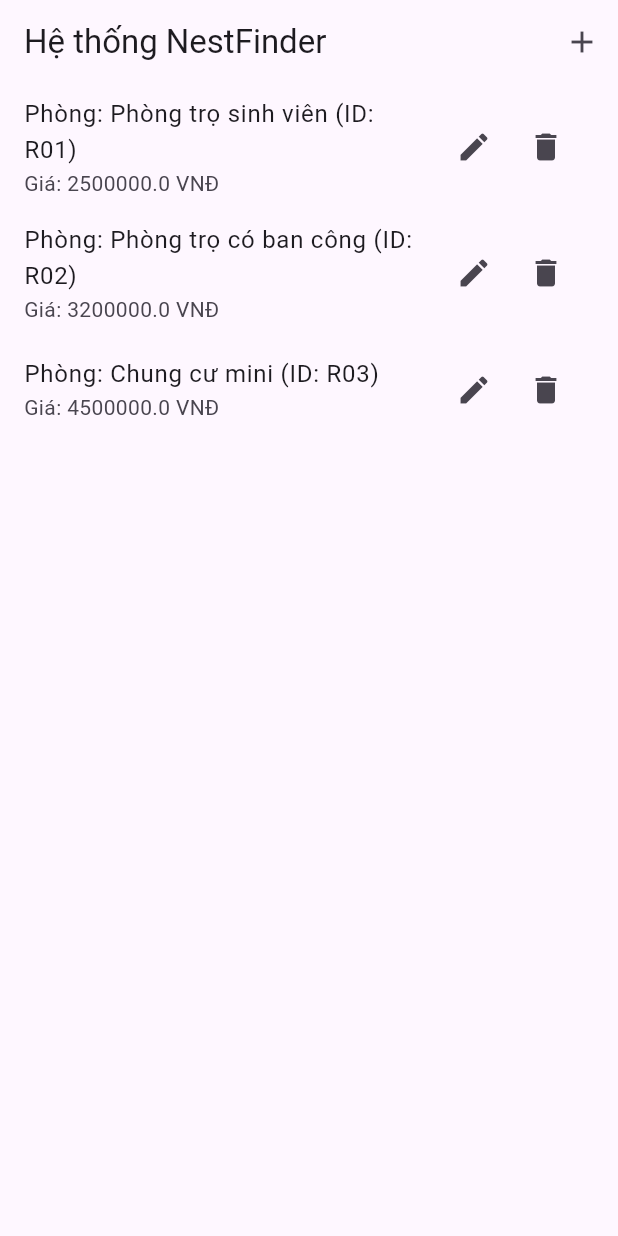
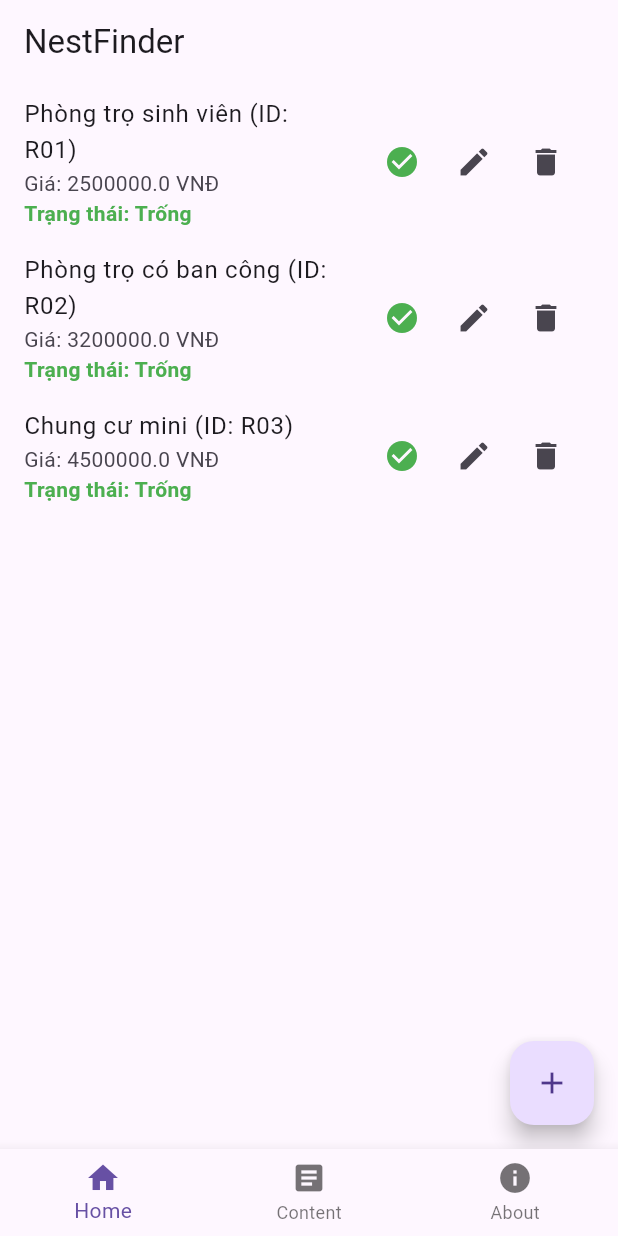
Before and after one commit to pth24022005/nestfinder-community-rental-system_Hai_Khanh_Son_5_2026, a Flutter app: the screen it shows after launch, on a phone screen of 412 x 824 dp. Run offline on Flutter 3.47's test engine with Material 3 defaults, Android fonts, the light colour scheme and no system bars.

Commit message:
Mô tả ngắn gọn nội dung code vừa viếtbai-tap-thuc-hanh-so-4

```diff
--- /dev/null
+++ b/lib/home_page.dart
@@ -0,0 +1,145 @@
+import 'package:flutter/material.dart';
+import 'room.dart';
+import 'list_room.dart';
+
+class HomePage extends StatefulWidget {
+  const HomePage({super.key});
+
+  @override
+  State<HomePage> createState() => _HomePageState();
+}
+
+class _HomePageState extends State<HomePage> {
+  final ListRoom roomManager = ListRoom();
+  final TextEditingController _idController = TextEditingController();
+  final TextEditingController _titleController = TextEditingController();
+  final TextEditingController _priceController = TextEditingController();
+
+  void _showRoomDialog({Room? room}) {
+    if (room != null) {
+      _idController.text = room.id;
+      _titleController.text = room.title;
+      _priceController.text = room.price.toString();
+    } else {
+      _idController.clear();
+      _titleController.clear();
+      _priceController.clear();
+    }
+
+    showDialog(
+      context: context,
+      builder: (context) => AlertDialog(
+        title: Text(room == null ? 'Thêm phòng' : 'Sửa phòng'),
+        content: Column(
+          mainAxisSize: MainAxisSize.min,
+          children: [
+            if (room == null)
+              TextField(
+                controller: _idController,
+                decoration: const InputDecoration(labelText: 'Mã ID'),
+              ),
+            TextField(
+              controller: _titleController,
+              decoration: const InputDecoration(labelText: 'Tên phòng'),
+            ),
+            TextField(
+              controller: _priceController,
+              decoration: const InputDecoration(labelText: 'Giá thuê'),
+              keyboardType: TextInputType.number,
+            ),
+          ],
+        ),
+        actions: [
+          TextButton(
+            onPressed: () => Navigator.pop(context),
+            child: const Text('Hủy'),
+          ),
+          TextButton(
+            onPressed: () {
+              setState(() {
+                if (room == null) {
+                  roomManager.addRoom(
+                    Room(
+                      id: _idController.text,
+                      title: _titleController.text,
+                      address: 'Chưa cập nhật',
+                      price: double.tryParse(_priceController.text) ?? 0,
+                      area: 0,
+                    ),
+                  );
+                } else {
+                  roomManager.editRoom(
+                    room.id,
+                    _titleController.text,
+                    double.tryParse(_priceController.text) ?? 0,
+                  );
+                }
+              });
+              Navigator.pop(context);
+            },
+            child: const Text('Lưu'),
+          ),
+        ],
+      ),
+    );
+  }
+
+  @override
+  Widget build(BuildContext context) {
+    final rooms = roomManager.getAllRooms();
+    return Scaffold(
+      appBar: AppBar(title: const Text('NestFinder')),
+      body: ListView.builder(
+        itemCount: rooms.length,
+        itemBuilder: (context, index) {
+          final room = rooms[index];
+          return ListTile(
+            title: Text('${room.title} (ID: ${room.id})'),
+            subtitle: Column(
+              crossAxisAlignment: CrossAxisAlignment.start,
+              children: [
+                Text('Giá: ${room.price} VNĐ'),
+                Text(
+                  room.isRented ? 'Trạng thái: Đã thuê' : 'Trạng thái: Trống',
+                  style: TextStyle(
+                    color: room.isRented ? Colors.red : Colors.green,
+                    fontWeight: FontWeight.bold,
+                  ),
+                ),
+              ],
+            ),
+            trailing: Row(
+              mainAxisSize: MainAxisSize.min,
+              children: [
+                IconButton(
+                  icon: Icon(room.isRented ? Icons.cancel : Icons.check_circle),
+                  color: room.isRented ? Colors.orange : Colors.green,
+                  tooltip: room.isRented ? 'Trả phòng' : 'Thuê phòng',
+                  onPressed: () {
+                    setState(() {
+                      room.isRented ? room.checkoutRoom() : room.rentRoom();
+                    });
+                  },
+                ),
+                IconButton(
+                  icon: const Icon(Icons.edit),
+                  onPressed: () => _showRoomDialog(room: room),
+                ),
+                IconButton(
+                  icon: const Icon(Icons.delete),
+                  onPressed: () =>
+                      setState(() => roomManager.deleteRoom(room.id)),
+                ),
+              ],
+            ),
+          );
+        },
+      ),
+      floatingActionButton: FloatingActionButton(
+        onPressed: () => _showRoomDialog(),
+        tooltip: 'Thêm phòng mới',
+        child: const Icon(Icons.add),
+      ),
+    );
+  }
+}
--- a/lib/main.dart
+++ b/lib/main.dart
@@ -1,6 +1,7 @@
 import 'package:flutter/material.dart';
-import 'room.dart';
-import 'list_room.dart';
+import 'home_page.dart';
+import 'content_page.dart';
+import 'about_page.dart';
 
 void main() {
   runApp(const MyApp());
@@ -11,142 +12,36 @@
 
   @override
   Widget build(BuildContext context) {
-    return const MaterialApp(title: 'NestFinder', home: MyHomePage());
+    return const MaterialApp(title: 'NestFinder', home: MainNavigator());
   }
 }
 
-class MyHomePage extends StatefulWidget {
-  const MyHomePage({super.key});
+class MainNavigator extends StatefulWidget {
+  const MainNavigator({super.key});
 
   @override
-  State<MyHomePage> createState() => _MyHomePageState();
+  State<MainNavigator> createState() => _MainNavigatorState();
 }
 
-class _MyHomePageState extends State<MyHomePage> {
-  final ListRoom roomManager = ListRoom();
+class _MainNavigatorState extends State<MainNavigator> {
+  int _currentIndexSelected = 0;
 
-  // Các biến điều khiển nhập liệu
-  final TextEditingController _idController = TextEditingController();
-  final TextEditingController _titleController = TextEditingController();
-  final TextEditingController _priceController = TextEditingController();
+  // Danh sách các trang đã được tách file
+  final List<Widget> _pages = const [HomePage(), ContentPage(), AboutPage()];
 
-  // Hàm hiển thị hộp thoại Thêm hoặc Sửa
-  void _showRoomDialog({Room? room}) {
-    // Nếu là sửa, nạp dữ liệu cũ vào ô nhập
-    if (room != null) {
-      _idController.text = room.id;
-      _titleController.text = room.title;
-      _priceController.text = room.price.toString();
-    } else {
-      _idController.clear();
-      _titleController.clear();
-      _priceController.clear();
-    }
-
-    showDialog(
-      context: context,
-      builder: (context) => AlertDialog(
-        title: Text(room == null ? 'Thêm phòng mới' : 'Sửa thông tin'),
-        content: Column(
-          mainAxisSize: MainAxisSize.min,
-          children: [
-            if (room == null)
-              TextField(
-                controller: _idController,
-                decoration: const InputDecoration(labelText: 'Mã ID'),
-              ),
-            TextField(
-              controller: _titleController,
-              decoration: const InputDecoration(labelText: 'Tên phòng'),
-            ),
-            TextField(
-              controller: _priceController,
-              decoration: const InputDecoration(labelText: 'Giá thuê'),
-              keyboardType: TextInputType.number,
-            ),
-          ],
-        ),
-        actions: [
-          TextButton(
-            onPressed: () => Navigator.pop(context),
-            child: const Text('Hủy'),
-          ),
-          TextButton(
-            onPressed: () {
-              setState(() {
-                if (room == null) {
-                  // Chức năng CREATE
-                  roomManager.addRoom(
-                    Room(
-                      id: _idController.text,
-                      title: _titleController.text,
-                      address: 'Địa chỉ mặc định',
-                      price: double.tryParse(_priceController.text) ?? 0.0,
-                      area: 20.0,
-                    ),
-                  );
-                } else {
-                  // Chức năng UPDATE
-                  roomManager.editRoom(
-                    room.id,
-                    _titleController.text,
-                    double.tryParse(_priceController.text) ?? 0.0,
-                  );
-                }
-              });
-              Navigator.pop(context);
-            },
-            child: const Text('Lưu'),
-          ),
+  @override
+  Widget build(BuildContext context) {
+    return Scaffold(
+      body: IndexedStack(index: _currentIndexSelected, children: _pages),
+      bottomNavigationBar: BottomNavigationBar(
+        currentIndex: _currentIndexSelected,
+        onTap: (index) => setState(() => _currentIndexSelected = index),
+        items: const [
+          BottomNavigationBarItem(label: "Home", icon: Icon(Icons.home)),
+          BottomNavigationBarItem(label: "Content", icon: Icon(Icons.article)),
+          BottomNavigationBarItem(label: "About", icon: Icon(Icons.info)),
         ],
       ),
     );
   }
-
-  @override
-  Widget build(BuildContext context) {
-    // Chức năng READ
-    final rooms = roomManager.getAllRooms();
-
-    return Scaffold(
-      appBar: AppBar(
-        title: const Text('Hệ thống NestFinder'),
-        actions: [
-          IconButton(
-            icon: const Icon(Icons.add),
-            onPressed: () => _showRoomDialog(),
-          ),
-        ],
-      ),
-      body: ListView.builder(
-        itemCount: rooms.length,
-        itemBuilder: (context, index) {
-          final room = rooms[index];
-          return ListTile(
-            title: Text('Phòng: ${room.title} (ID: ${room.id})'),
-            subtitle: Text('Giá: ${room.price} VNĐ'),
-            trailing: Row(
-              mainAxisSize: MainAxisSize.min,
-              children: [
-                // Nút sửa
-                IconButton(
-                  icon: const Icon(Icons.edit),
-                  onPressed: () => _showRoomDialog(room: room),
-                ),
-                // Chức năng DELETE
-                IconButton(
-                  icon: const Icon(Icons.delete),
-                  onPressed: () {
-                    setState(() {
-                      roomManager.deleteRoom(room.id);
-                    });
-                  },
-                ),
-              ],
-            ),
-          );
-        },
-      ),
-    );
-  }
 }
--- a/lib/room.dart
+++ b/lib/room.dart
@@ -4,7 +4,7 @@
   String address;
   double price;
   double area;
-  bool isRented; // Thêm trạng thái để biết phòng đã có người thuê chưa
+  bool isRented; // trạng thái để biết phòng đã có người thuê chưa
 
   Room({
     required this.id,
```
Also changed, not shown: lib/about_page.dart (added, +59 -0 lines), lib/content_page.dart (added, +45 -0 lines), 2 other files.
